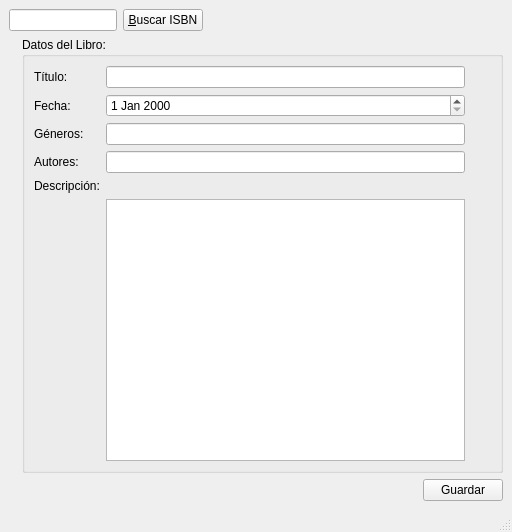
First picture: the form in src/book_editor.ui, repository chrmorais/aranduka, before the edit.
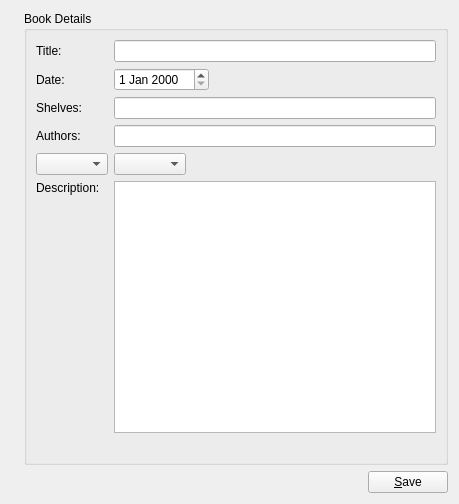
Second picture: the form after the edit. Icons and pictures are not drawn.

```diff
--- a/src/book_editor.ui
+++ b/src/book_editor.ui
@@ -1,52 +1,20 @@
 <?xml version="1.0" encoding="UTF-8"?>
 <ui version="4.0">
- <class>MainWindow</class>
- <widget class="QMainWindow" name="MainWindow">
+ <class>Form</class>
+ <widget class="QWidget" name="Form">
   <property name="geometry">
    <rect>
     <x>0</x>
     <y>0</y>
-    <width>512</width>
-    <height>532</height>
+    <width>459</width>
+    <height>504</height>
    </rect>
   </property>
   <property name="windowTitle">
    <string>Buscar en GoogleBooks por ISBN</string>
   </property>
-  <widget class="QWidget" name="centralwidget">
-   <layout class="QGridLayout" name="gridLayout_2">
-    <item row="0" column="0">
-     <layout class="QHBoxLayout" name="horizontalLayout_2" stretch="0,0,1">
+  <layout class="QVBoxLayout" name="verticalLayout">
       <item>
-       <widget class="QLineEdit" name="isbnEdit">
-        <property name="text">
-         <string/>
-        </property>
-       </widget>
-      </item>
-      <item>
-       <widget class="QPushButton" name="buscarBoton">
-        <property name="text">
-         <string>&amp;Buscar ISBN</string>
-        </property>
-       </widget>
-      </item>
-      <item>
-       <spacer name="horizontalSpacer">
-        <property name="orientation">
-         <enum>Qt::Horizontal</enum>
-        </property>
-        <property name="sizeHint" stdset="0">
-         <size>
-          <width>40</width>
-          <height>20</height>
-         </size>
-        </property>
-       </spacer>
-      </item>
-     </layout>
-    </item>
-    <item row="1" column="0" colspan="2">
      <layout class="QHBoxLayout" name="horizontalLayout_3" stretch="0,0">
       <item>
        <widget class="QLabel" name="tapaLibro">
@@ -61,119 +29,115 @@
       <item>
        <widget class="QGroupBox" name="groupBox">
         <property name="title">
-         <string>Datos del Libro:</string>
+        <string>Book Details</string>
         </property>
         <property name="flat">
          <bool>false</bool>
         </property>
-        <layout class="QGridLayout" name="gridLayout" columnstretch="0,0,0,0,0,0,0,0,0,0">
+       <layout class="QFormLayout" name="formLayout">
+        <property name="fieldGrowthPolicy">
+         <enum>QFormLayout::ExpandingFieldsGrow</enum>
+        </property>
          <item row="0" column="0">
           <widget class="QLabel" name="label">
            <property name="text">
-            <string>Título:</string>
+           <string>Title:</string>
            </property>
           </widget>
          </item>
+        <item row="0" column="1">
+         <widget class="QLineEdit" name="title"/>
+        </item>
          <item row="1" column="0">
           <widget class="QLabel" name="label_2">
            <property name="text">
-            <string>Fecha:</string>
+           <string>Date:</string>
            </property>
           </widget>
          </item>
-         <item row="1" column="9">
-          <widget class="QLabel" name="fechaLibro">
-           <property name="text">
-            <string/>
-           </property>
-          </widget>
+        <item row="1" column="1">
+         <widget class="QDateEdit" name="date"/>
          </item>
          <item row="2" column="0">
           <widget class="QLabel" name="label_3">
            <property name="text">
-            <string>Géneros:</string>
+           <string>Shelves:</string>
            </property>
           </widget>
          </item>
+        <item row="2" column="1">
+         <widget class="QLineEdit" name="shelves"/>
+        </item>
          <item row="3" column="0">
           <widget class="QLabel" name="label_4">
            <property name="text">
-            <string>Autores:</string>
+           <string>Authors:</string>
            </property>
           </widget>
          </item>
-         <item row="4" column="0">
+        <item row="3" column="1">
+         <widget class="QLineEdit" name="authors"/>
+        </item>
+        <item row="5" column="0">
           <widget class="QLabel" name="label_5">
            <property name="text">
-            <string>Descripción:</string>
+           <string>Description:</string>
            </property>
            <property name="alignment">
             <set>Qt::AlignLeading|Qt::AlignLeft|Qt::AlignTop</set>
            </property>
           </widget>
          </item>
-         <item row="6" column="8" colspan="2">
-          <spacer name="verticalSpacer">
-           <property name="orientation">
-            <enum>Qt::Vertical</enum>
-           </property>
-           <property name="sizeHint" stdset="0">
-            <size>
-             <width>20</width>
-             <height>40</height>
-            </size>
-           </property>
-          </spacer>
-         </item>
-         <item row="1" column="2">
-          <widget class="QDateEdit" name="dte_1"/>
-         </item>
-         <item row="0" column="2">
-          <widget class="QLineEdit" name="txt_1"/>
-         </item>
-         <item row="2" column="2">
-          <widget class="QLineEdit" name="txt_2"/>
-         </item>
-         <item row="3" column="2">
-          <widget class="QLineEdit" name="txt_3"/>
-         </item>
-         <item row="6" column="2">
-          <widget class="QPlainTextEdit" name="txp_1">
+        <item row="5" column="1">
+         <widget class="QPlainTextEdit" name="description">
            <property name="plainText">
             <string/>
            </property>
           </widget>
          </item>
-        </layout>
-       </widget>
-      </item>
-     </layout>
-    </item>
-    <item row="2" column="1">
-     <widget class="QPushButton" name="grabarBoton">
+        <item row="6" column="1">
+         <widget class="QLabel" name="label_6">
       <property name="text">
-       <string>Guardar</string>
+           <string/>
       </property>
      </widget>
     </item>
-   </layout>
-  </widget>
-  <widget class="QMenuBar" name="menubar">
-   <property name="geometry">
-    <rect>
-     <x>0</x>
-     <y>0</y>
-     <width>512</width>
+        <item row="4" column="1">
+         <widget class="QComboBox" name="id_values"/>
+        </item>
+        <item row="4" column="0">
+         <widget class="QComboBox" name="id_keys"/>
+        </item>
+       </layout>
+      </widget>
+     </item>
+    </layout>
+   </item>
+   <item>
+    <layout class="QHBoxLayout" name="horizontalLayout">
+     <item>
+      <spacer name="horizontalSpacer">
+       <property name="orientation">
+        <enum>Qt::Horizontal</enum>
+       </property>
+       <property name="sizeHint" stdset="0">
+        <size>
+         <width>40</width>
      <height>20</height>
-    </rect>
-   </property>
-  </widget>
-  <widget class="QStatusBar" name="statusbar"/>
-  <action name="actionBuscarLibro">
+        </size>
+       </property>
+      </spacer>
+     </item>
+     <item>
+      <widget class="QPushButton" name="save">
    <property name="text">
-    <string>buscarLibro</string>
-   </property>
-  </action>
+        <string>&amp;Save</string>
+       </property>
+      </widget>
+     </item>
+    </layout>
+   </item>
+  </layout>
  </widget>
  <resources/>
  <connections>
```
Left out of the diff: 39 changed lines with no effect on the pictures. Lines whose indentation alone changed are shown as unchanged.
